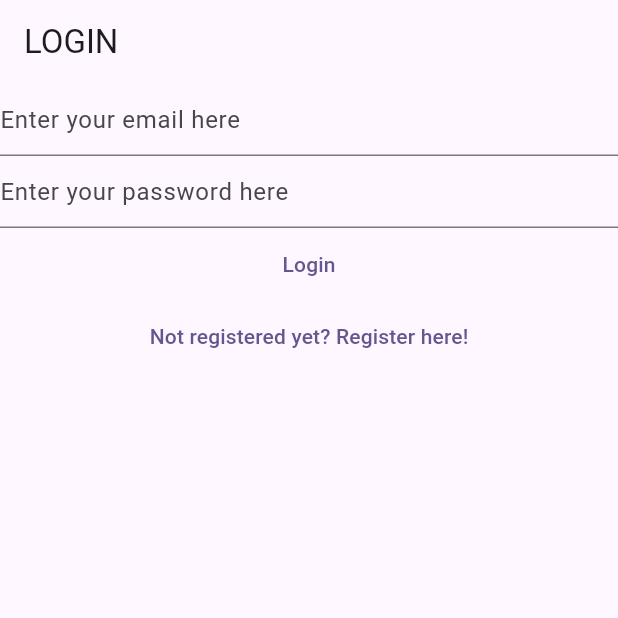
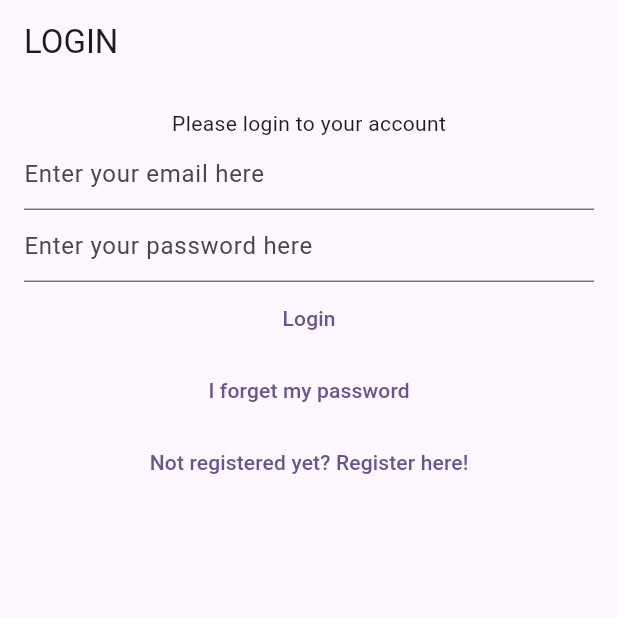
Before and after one commit to Maaz-saqib/tick_notes, a Flutter app: the screen it shows after launch, on a phone screen of 412 x 824 dp, the top half of it. Run offline on Flutter 3.47's test engine with Material 3 defaults, Android fonts, the light colour scheme and no system bars; our stand-ins replace bloc, cloud_firestore, equatable, firebase_auth, firebase_core, flutter_bloc and 1 more; accounts and stored records are empty.

Commit message:
add the forget password

```diff
--- a/lib/Services/Auth/AuthService.dart
+++ b/lib/Services/Auth/AuthService.dart
@@ -38,4 +38,7 @@ class AuthService implements Auth_Provider{
   @override
   Future<void> initialize() => provider.initialize();
 
+  @override
+  Future<void> sendPasswordReset({required String email}) => provider.sendPasswordReset(email: email);
+
 }
--- a/lib/Services/Auth/Auth_Provider.dart
+++ b/lib/Services/Auth/Auth_Provider.dart
@@ -15,5 +15,6 @@ abstract class Auth_Provider{
 
   Future<void > LogOut();
   Future<void> sendEmailVerification();
+  Future<void> sendPasswordReset({required String email});
 
 }
--- a/lib/Services/Auth/bloc/auth_event.dart
+++ b/lib/Services/Auth/bloc/auth_event.dart
@@ -35,6 +35,11 @@ class AuthEventShouldRegister extends AuthEvent {
   const AuthEventShouldRegister();
 }
 
+class AuthEventForgetPassword extends AuthEvent {
+  final String? email;
+  const AuthEventForgetPassword({this.email});
+}
+
 class AuthEventLogOut extends AuthEvent {
   const AuthEventLogOut();
 }
--- a/lib/Services/Auth/bloc/auth_state.dart
+++ b/lib/Services/Auth/bloc/auth_state.dart
@@ -16,6 +16,16 @@ class AuthStateUninitialized extends AuthState {
 class AuthStateRegistering extends AuthState{
   final Exception? exception;
   const AuthStateRegistering({required this.exception, required isLoading}) : super(isLoading: isLoading);
+}
+
+class AuthStateForgetPassword extends AuthState{
+  final Exception? exception;
+  final bool hasSentEmail;
+  const AuthStateForgetPassword({
+    required this.exception,
+    required this.hasSentEmail,
+    required bool isLoading,
+  }) : super(isLoading: isLoading);
 }
 
 class AuthStateLoggedIn extends AuthState{
--- /dev/null
+++ b/lib/Utilities/Dialog/password_reset_email_sent_dialog.dart
@@ -0,0 +1,13 @@
+import 'package:flutter/cupertino.dart';
+import 'Generic_Dialog.dart';
+
+Future<void> showPasswordResetSentDialog(BuildContext context){
+  return showGenericDialog<void>(
+    context: context,
+    title: 'Password Reset',
+    content: 'Password reset link sent to your email',
+    optionBuilder: () => {
+      'Ok': null,
+    },
+  );
+}
--- a/lib/Views/LoginView.dart
+++ b/lib/Views/LoginView.dart
@@ -40,7 +40,7 @@ class _LoginViewState extends State<LoginView> {
           if (state.exception is UserNotFoundAuthException) {
             await showErrorDialog(
             context,
-            'User Not Found',
+            'Cannot find a user with the entered credentials!',
             );
           } else if (state.exception is WrongPasswordAuthException) {
             await showErrorDialog(
@@ -57,8 +57,11 @@ class _LoginViewState extends State<LoginView> {
       },
       child: Scaffold(
         appBar: AppBar(title: const Text('LOGIN'),),
-        body: Column(
+        body: Padding(
+          padding: const EdgeInsets.all(16.0),
+          child: Column(
             children: [
+              const Text('Please login to your account'),
               TextField(
                 controller: _email,
                 enableSuggestions: false,
@@ -91,12 +94,21 @@ class _LoginViewState extends State<LoginView> {
               TextButton(
                 onPressed: () {
                   context.read<AuthBloc>().add(
+                    const AuthEventForgetPassword(),
+                  );
+                },
+                child: const Text('I forget my password'),
+              ),
+              TextButton(
+                onPressed: () {
+                  context.read<AuthBloc>().add(
                         const AuthEventShouldRegister(),
                       );
                 },
                 child: const Text('Not registered yet? Register here!'),
-            )
+              ),
             ],
+          ),
         ),
       ),
     );
--- a/lib/main.dart
+++ b/lib/main.dart
@@ -10,6 +10,7 @@ import 'Services/Auth/bloc/auth_event.dart';
 import 'Services/Auth/bloc/auth_state.dart';
 import 'Views/Notes/create_update_notes_view.dart';
 import 'Views/Notes/NotesView.dart';
+import 'Views/forget_password_view.dart';
 import 'helpers/loading/loading_screen.dart';
 
 void main() {
@@ -56,6 +57,8 @@ class HomePage extends StatelessWidget {
           return const VerifyEmailView();
         }else if(state is AuthStateLoggedOut){
           return const LoginView();
+        }else if(state is AuthStateForgetPassword){
+          return const ForgetPasswordView();
         }else if(state is AuthStateRegistering) {
           return const RegisterView();
         }else{
```
Also changed, not shown: lib/Services/Auth/FirebaseAuthProvider.dart (+18 -0 lines), lib/Services/Auth/bloc/auth_bloc.dart (+39 -0 lines), lib/Views/RegisterView.dart (+17 -3 lines), lib/Views/forget_password_view.dart (added, +87 -0 lines), 1 other file. Lines whose indentation alone changed are shown as unchanged.
